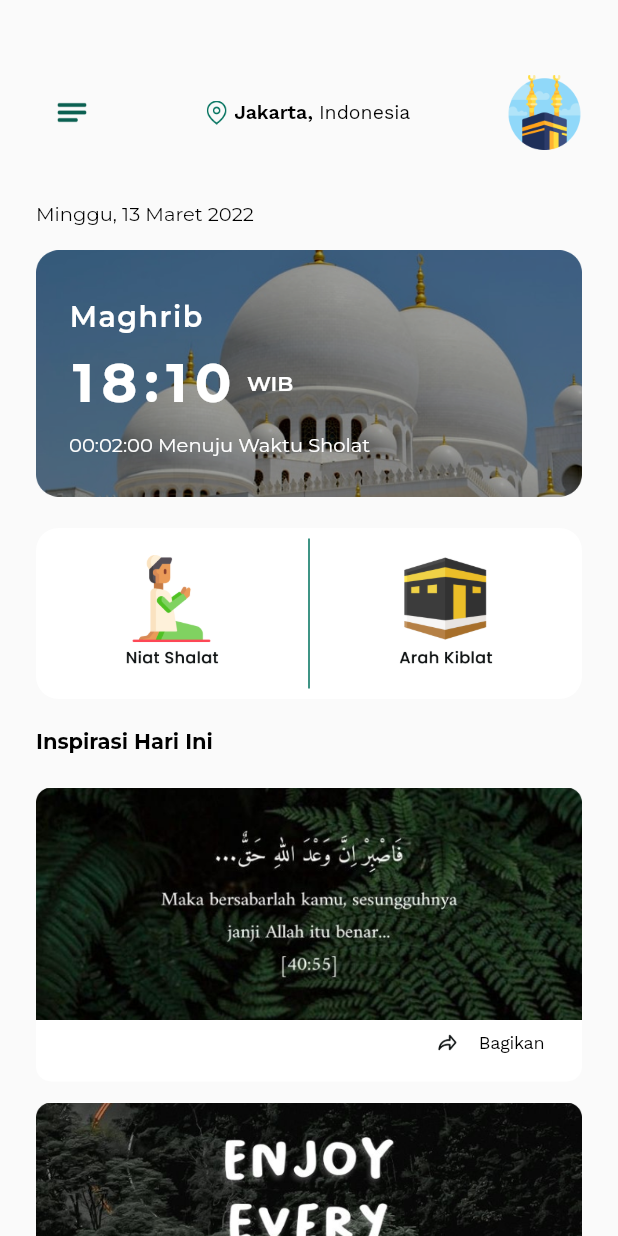
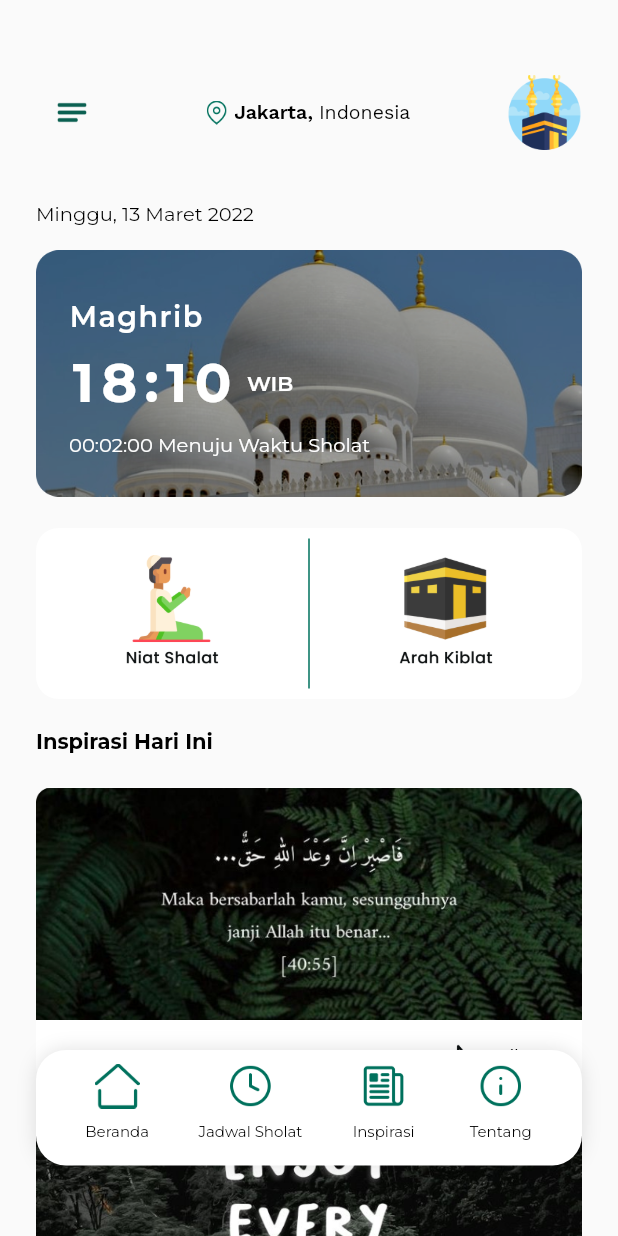
Before and after one commit to fadliarfans/ShalatIn_Jadwal_Sholat_App, a Flutter app: the screen it shows after launch, after a tap on "Masuk", on a phone screen of 412 x 824 dp. Run offline on Flutter 3.47's test engine with Material 2 defaults, Android fonts, the phone set to English and light mode, and no system bars; our stand-ins replace google_fonts.

Commit message:
feat : add bottom navigation bar

```diff
--- a/lib/shared/bottom_navigation_bar.dart
+++ b/lib/shared/bottom_navigation_bar.dart
@@ -0,0 +1,45 @@
+import 'package:flutter/material.dart';
+import 'package:jadwal_sholat_app/shared/navigation_item.dart';
+import 'package:jadwal_sholat_app/theme.dart';
+
+class BottomNavigtionBar extends StatelessWidget {
+  const BottomNavigtionBar({Key? key}) : super(key: key);
+
+  @override
+  Widget build(BuildContext context) {
+    return Container(
+      height: 77,
+      decoration: BoxDecoration(
+          color: white,
+          boxShadow: const [
+            BoxShadow(
+                offset: const Offset(0, 0),
+                blurRadius: 10,
+                color: Colors.black12)
+          ],
+          borderRadius: BorderRadius.circular(20)),
+      child: Row(
+        mainAxisSize: MainAxisSize.max,
+        mainAxisAlignment: MainAxisAlignment.spaceEvenly,
+        children: const [
+          NavigationItem(
+            title: "Beranda",
+            image: "assets/images/icon_home.png",
+          ),
+          NavigationItem(
+            title: "Jadwal Sholat",
+            image: "assets/images/icon_clock.png",
+          ),
+          NavigationItem(
+            title: "Inspirasi",
+            image: "assets/images/icon_artikel.png",
+          ),
+          NavigationItem(
+            title: "Tentang",
+            image: "assets/images/icon_info.png",
+          ),
+        ],
+      ),
+    );
+  }
+}
--- a/lib/shared/inspiration_item.dart
+++ b/lib/shared/inspiration_item.dart
@@ -10,7 +10,6 @@ class InspirationItem extends StatelessWidget {
       margin: const EdgeInsets.symmetric(horizontal: 24),
       decoration:
           BoxDecoration(borderRadius: BorderRadius.circular(10), color: white),
-      height: 196,
       child: Column(
         children: [
           SizedBox(
@@ -21,17 +20,18 @@ class InspirationItem extends StatelessWidget {
               fit: BoxFit.fill,
             ),
           ),
+          const SizedBox(
+            height: 14,
+          ),
           Row(
             mainAxisAlignment: MainAxisAlignment.end,
             children: [
-              SizedBox(
-                height: 30,
-                width: 30,
-                child: IconButton(
-                    onPressed: () {},
-                    icon: Image.asset(
-                      "assets/images/icon_forward.png",
-                    )),
+              GestureDetector(
+                onTap: () {},
+                child: Image.asset(
+                  "assets/images/icon_forward.png",
+                  height: 20,
+                ),
               ),
               const SizedBox(
                 width: 6,
@@ -45,6 +45,9 @@ class InspirationItem extends StatelessWidget {
                 width: 25,
               ),
             ],
+          ),
+          const SizedBox(
+            height: 7,
           )
         ],
       ),
--- /dev/null
+++ b/lib/shared/navigation_item.dart
@@ -0,0 +1,31 @@
+import 'package:flutter/material.dart';
+import 'package:jadwal_sholat_app/theme.dart';
+
+class NavigationItem extends StatelessWidget {
+  const NavigationItem({required this.image, required this.title, Key? key})
+      : super(key: key);
+  final String image;
+  final String title;
+  @override
+  Widget build(BuildContext context) {
+    return Container(
+      child: Column(
+        children: [
+          IconButton(
+              onPressed: () {},
+              icon: Image.asset(
+                image,
+                height: 30,
+                color: green,
+              )),
+          Text(
+            title,
+            style: kBlackTextStyle.copyWith(
+              fontSize: 10,
+            ),
+          )
+        ],
+      ),
+    );
+  }
+}
--- a/lib/view/boarding/boarding_page.dart
+++ b/lib/view/boarding/boarding_page.dart
@@ -1,6 +1,8 @@
 import 'package:flutter/material.dart';
 import 'package:jadwal_sholat_app/theme.dart';
 import 'package:jadwal_sholat_app/view/main/home/home_page.dart';
+
+import '../main/main_page.dart';
 
 class BoardingPage extends StatelessWidget {
   const BoardingPage({Key? key}) : super(key: key);
@@ -40,7 +42,7 @@ class BoardingPage extends StatelessWidget {
                     Navigator.push(
                         context,
                         MaterialPageRoute(
-                            builder: ((context) => const HomePage())));
+                            builder: ((context) => const MainPage())));
                   },
                   style: ElevatedButton.styleFrom(
                       primary: green,
--- a/lib/view/main/home/home_page.dart
+++ b/lib/view/main/home/home_page.dart
@@ -10,9 +10,7 @@ class HomePage extends StatelessWidget {
 
   @override
   Widget build(BuildContext context) {
-    return Scaffold(
-      backgroundColor: semiWhite,
-      body: SingleChildScrollView(
+    return SingleChildScrollView(
         child: Column(
       children: const [
         HomeAppBar(),
@@ -20,8 +18,6 @@ class HomePage extends StatelessWidget {
         HomeCenterButton(),
         HomeInspiration()
       ],
-        ),
-      ),
-    );
+    ));
   }
 }
--- a/lib/view/main/main_page.dart
+++ b/lib/view/main/main_page.dart
@@ -1,10 +1,22 @@
 import 'package:flutter/material.dart';
+import 'package:jadwal_sholat_app/shared/bottom_navigation_bar.dart';
+import 'package:jadwal_sholat_app/theme.dart';
+import 'package:jadwal_sholat_app/view/main/home/home_page.dart';
 
 class MainPage extends StatelessWidget {
   const MainPage({Key? key}) : super(key: key);
 
   @override
   Widget build(BuildContext context) {
-    return Container();
+    return Scaffold(
+      backgroundColor: semiWhite,
+      body: Stack(
+        children: const [
+          HomePage(),
+          Positioned(
+              bottom: 47, left: 24, right: 24, child: BottomNavigtionBar())
+        ],
+      ),
+    );
   }
 }
```
Lines whose indentation alone changed are shown as unchanged.
